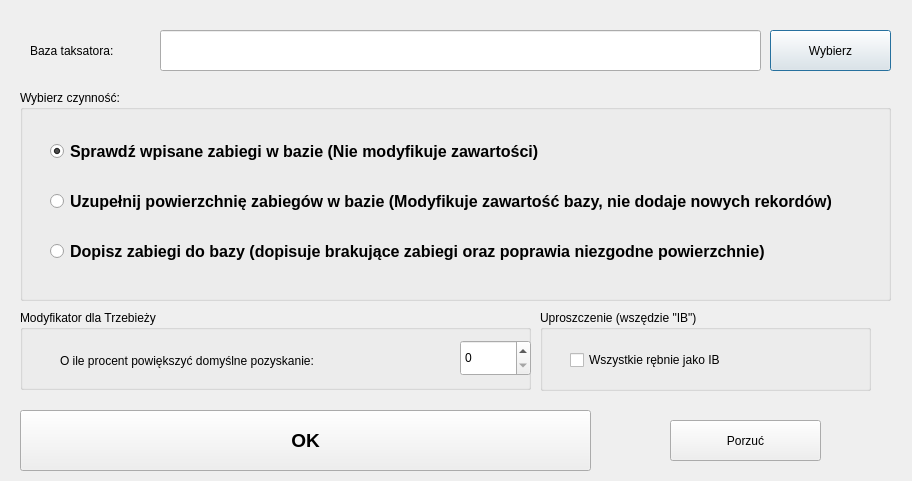
The window that skrypty/ui/ui_baza_zabiegi.ui (Marcus-LAS-R/LASR) describes before a commit, drawn with Qt 5.
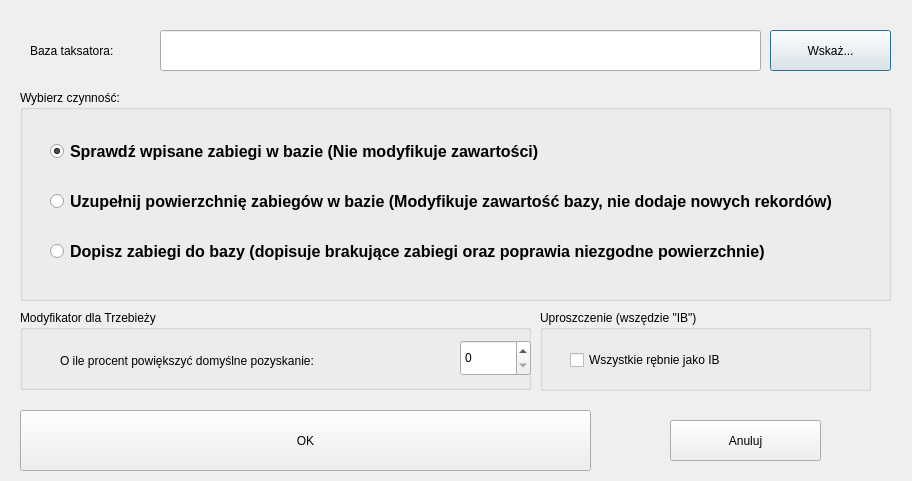
The same window after the commit.

```diff
--- a/skrypty/ui/ui_baza_zabiegi.ui
+++ b/skrypty/ui/ui_baza_zabiegi.ui
@@ -23,7 +23,7 @@
     </rect>
    </property>
    <property name="text">
-    <string>Wybierz</string>
+    <string>Wskaż...</string>
    </property>
   </widget>
   <widget class="QLineEdit" name="lineEdit_baza">
@@ -145,9 +145,6 @@
    <property name="font">
     <font>
      <family>Arial</family>
-     <pointsize>14</pointsize>
-     <weight>75</weight>
-     <bold>true</bold>
     </font>
    </property>
    <property name="text">
@@ -169,7 +166,7 @@
     </font>
    </property>
    <property name="text">
-    <string>Porzuć</string>
+    <string>Anuluj</string>
    </property>
   </widget>
   <widget class="QGroupBox" name="groupBox">
```
